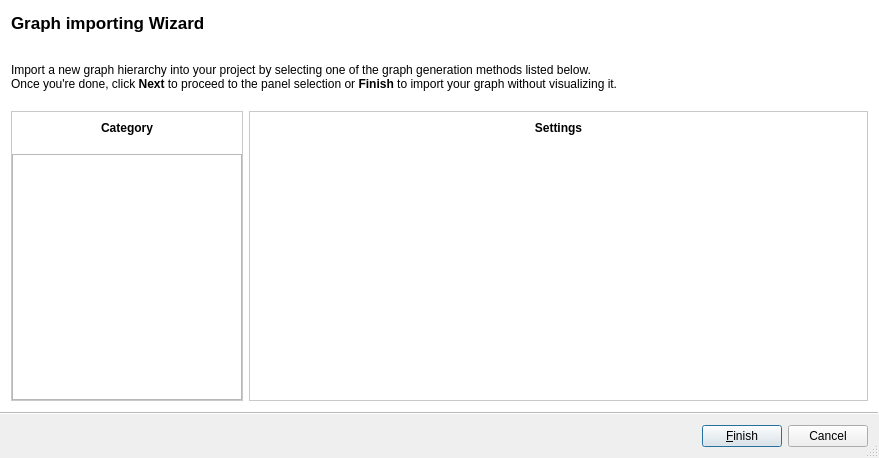
Qt form plugins/perspective/GraphPerspective/designer/ImportWizard.ui (vadivelselvaraj/TulipGLImprovement) before a commit.
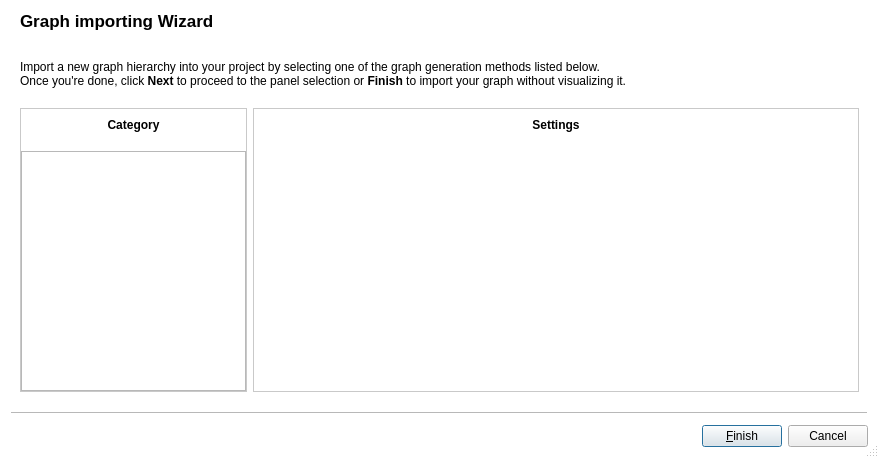
The same form after that commit. Icons and pictures are not drawn.

Patch:
```diff
--- a/plugins/perspective/GraphPerspective/designer/ImportWizard.ui
+++ b/plugins/perspective/GraphPerspective/designer/ImportWizard.ui
@@ -18,7 +18,10 @@
     <normaloff>:/tulip/gui/icons/logo32x32.png</normaloff>:/tulip/gui/icons/logo32x32.png</iconset>
   </property>
   <property name="styleSheet">
-   <string notr="true">QListView, QListWidget {
+   <string notr="true">QWizard {
+background-color: white;
+}
+QListView, QListWidget {
 background-color: white;
 border: 0px;
 }
@@ -45,9 +48,6 @@
   <property name="modal">
    <bool>true</bool>
   </property>
-  <property name="wizardStyle">
-   <enum>QWizard::AeroStyle</enum>
-  </property>
   <property name="options">
    <set>QWizard::ExtendedWatermarkPixmap|QWizard::HaveFinishButtonOnEarlyPages|QWizard::NoBackButtonOnStartPage</set>
   </property>
```
